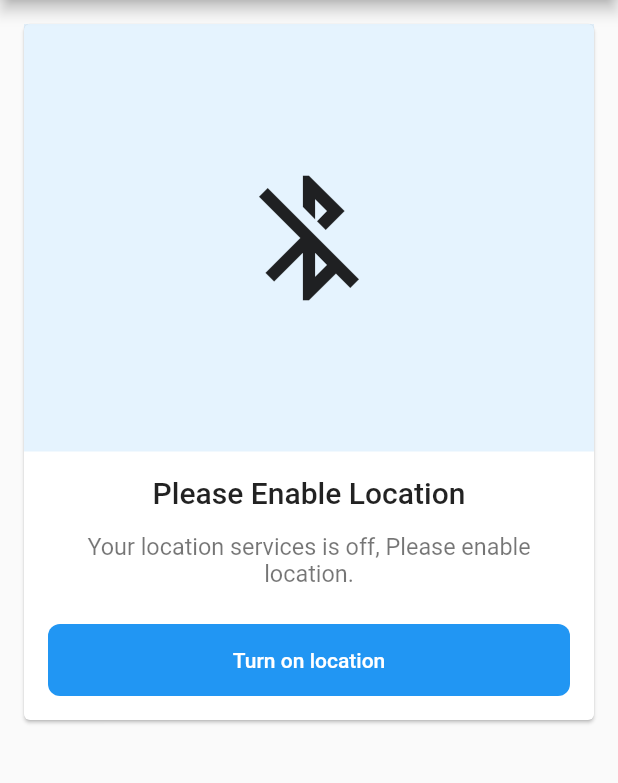
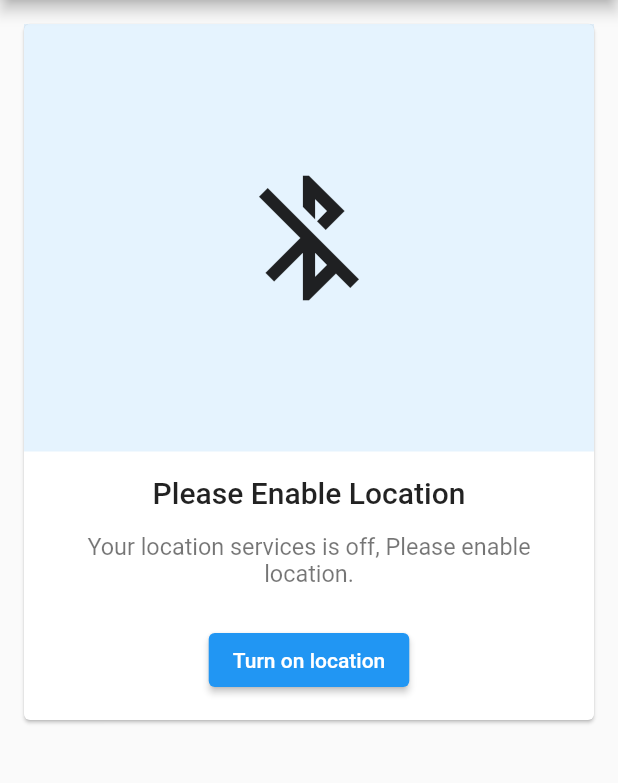
Before and after one commit to itsatifsiddiqui/location_provider_widget, a Flutter app: the screen it shows after launch, on a phone screen of 412 x 824 dp, the part 84-867 px from its top. Run offline on Flutter 3.47's test engine with Material 2 defaults, Android fonts, the phone set to English and light mode, and no system bars; our stand-ins replace flutter_hooks, geolocator, hooks_riverpod, permission_handler.

Commit message:
add state info widget to export, remove primary button.

```diff
--- a/lib/location_provider_widget.dart
+++ b/lib/location_provider_widget.dart
@@ -1,2 +1,3 @@
 export 'src/location_provider.dart';
 export 'src/location_provider_widget.dart';
+export 'src/widgets/state_info_widget.dart';
--- a/lib/src/location_provider_widget.dart
+++ b/lib/src/location_provider_widget.dart
@@ -4,7 +4,6 @@ import 'package:flutter_hooks/flutter_hooks.dart';
 import 'package:geolocator/geolocator.dart';
 import 'package:geolocator/geolocator.dart' as geolocator;
 import 'package:hooks_riverpod/hooks_riverpod.dart';
-import 'package:location_provider_widget/src/widgets/primary_button.dart';
 
 import 'location_provider.dart';
 import 'widgets/state_info_widget.dart';
@@ -103,11 +102,11 @@ class LocationProviderWidget extends HookConsumerWidget {
             }
 
             return error?.call(e) ??
-                PrimaryButton(
-                  text: e.toString(),
-                  onTap: () {
+                ElevatedButton(
+                  onPressed: () {
                     ref.invalidate(locationProvider);
                   },
+                  child: Text(e.toString()),
                 );
           },
         );
--- a/lib/src/widgets/primary_button.dart
+++ /dev/null
@@ -1,78 +0,0 @@
-import 'package:flutter/material.dart';
-
-class PrimaryButton extends StatelessWidget {
-  const PrimaryButton({
-    Key? key,
-    this.enabled = true,
-    this.isOutline = false,
-    this.text,
-    required this.onTap,
-    this.elevation = 0,
-    this.verticalPadding = 16,
-    this.width,
-    this.child,
-    this.color,
-    this.borderRadius = 8,
-    this.isLoading = false,
-  }) : super(key: key);
-  final bool enabled;
-  final bool isOutline;
-  final String? text;
-  final GestureTapCallback onTap;
-  final double elevation;
-  final double? width;
-  final double verticalPadding;
-  final Widget? child;
-  final Color? color;
-  final bool isLoading;
-  final double borderRadius;
-
-  @override
-  Widget build(BuildContext context) {
-    return MaterialButton(
-      elevation: elevation,
-      highlightElevation: elevation,
-      disabledColor: Colors.black54,
-      minWidth: width ?? double.infinity,
-      color:
-          color ?? ((isOutline || isLoading) ? Colors.transparent : Theme.of(context).primaryColor),
-      shape: RoundedRectangleBorder(
-        borderRadius: BorderRadius.circular(borderRadius),
-        side: (isOutline || isLoading)
-            ? BorderSide(width: 1.5, color: color ?? Theme.of(context).primaryColor)
-            : BorderSide(
-                color: color ?? (!enabled ? Colors.black54 : Colors.transparent),
-                width: enabled ? 1.5 : 0,
-              ),
-      ),
-      onPressed: isLoading
-          ? null
-          : enabled
-              ? onTap
-              : null,
-      child: isLoading
-          ? _buildLoader()
-          : child ??
-              Padding(
-                padding: EdgeInsets.symmetric(vertical: verticalPadding),
-                child: Text(
-                  text ?? '',
-                  style: const TextStyle(color: Colors.white),
-                ),
-              ),
-    );
-  }
-
-  Widget _buildLoader() {
-    return const Padding(
-      padding: EdgeInsets.symmetric(vertical: 12.0),
-      child: Center(
-        child: SizedBox(
-          width: 24,
-          height: 24,
-          child: CircularProgressIndicator(),
-        ),
-      ),
-    );
-  }
-}
--- a/lib/src/widgets/state_info_widget.dart
+++ b/lib/src/widgets/state_info_widget.dart
@@ -1,6 +1,4 @@
 import 'package:flutter/material.dart';
-
-import 'primary_button.dart';
 
 class StateInfoWidget extends StatelessWidget {
   final IconData? icon;
@@ -56,9 +54,9 @@ class StateInfoWidget extends StatelessWidget {
           ),
           Padding(
             padding: const EdgeInsets.all(16.0),
-            child: PrimaryButton(
-              text: buttonText,
-              onTap: onTap,
+            child: ElevatedButton(
+              onPressed: onTap,
+              child: Text(buttonText),
             ),
           ),
         ],
```
